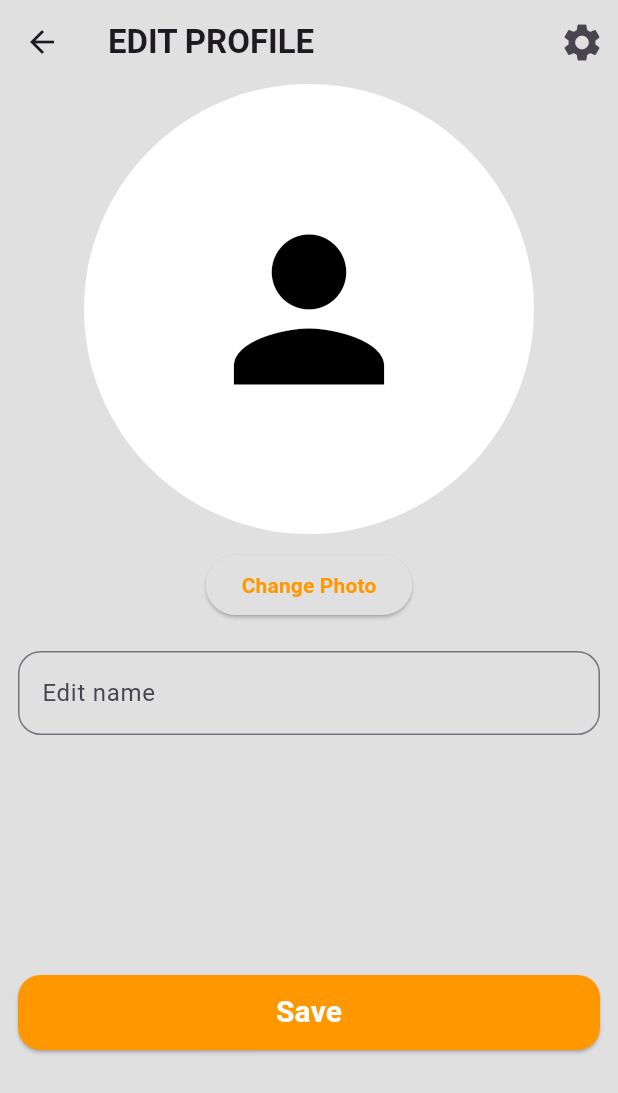
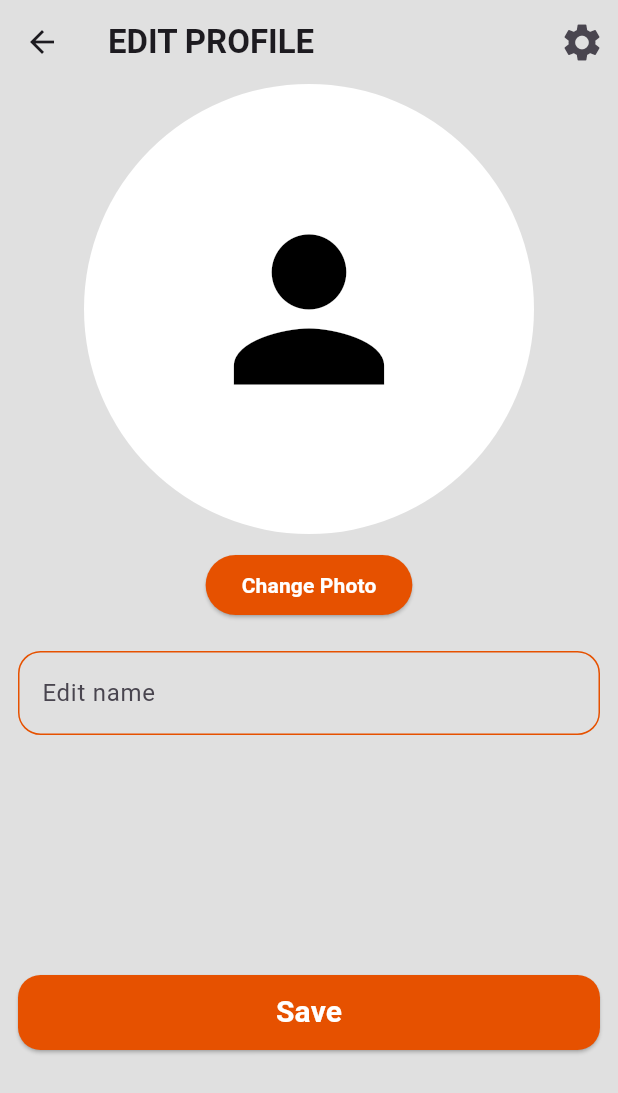
Before and after one commit to TechPyllars2024/AutoCareCarOwners, a Flutter app: the CarOwnerEditProfile screen opened directly with empty values, on a phone screen of 412 x 824 dp. Shown: the top 1093 px of the screen. Run offline on Flutter 3.47's test engine with Material 3 defaults, Android fonts, the phone set to English and light mode, and no system bars; our stand-ins replace cloud_firestore, curved_navigation_bar, firebase_auth, firebase_core, firebase_storage, flutter_animate and 4 more; missing offline and left inert: flutter_pannable_rating_bar; accounts and stored records are empty.

Commit message:
update: edit profile

```diff
--- a/lib/ProfileManagement/screens/car_owner_edit_profile.dart
+++ b/lib/ProfileManagement/screens/car_owner_edit_profile.dart
@@ -114,22 +114,34 @@ class _CarOwnerEditProfileState extends State<CarOwnerEditProfile> {
                   ElevatedButton(
                     style: ButtonStyle(
                       backgroundColor:
-                          WidgetStateProperty.all(Colors.grey.shade300),
+                          WidgetStateProperty.all(Colors.orange.shade900),
                     ),
                     onPressed: () => _pickImage(ImageSource.gallery),
                     child: const Text('Change Photo',
                         style: TextStyle(
-                            color: Colors.orange, fontWeight: FontWeight.bold)),
+                            color: Colors.white, fontWeight: FontWeight.bold)),
                   ),
                   Padding(
                     padding: const EdgeInsets.only(left: 12.0, right: 12.0, bottom: 160, top: 20),
                     child: TextField(
                       controller: nameController,
-                      decoration: const InputDecoration(
+                      decoration: InputDecoration(
                         border: OutlineInputBorder(
-                          borderRadius: BorderRadius.all(Radius.circular(15)), // Set border radius to 15
+                          borderRadius: BorderRadius.all(Radius.circular(15)),
                           borderSide: BorderSide(
-                            color: Colors.grey, // Set border color to grey
+                            color: Colors.orange.shade900, // Default border color
+                          ),
+                        ),
+                        focusedBorder: OutlineInputBorder(
+                          borderRadius: BorderRadius.all(Radius.circular(15)),
+                          borderSide: BorderSide(
+                            color: Colors.orange.shade900, // Border color when focused
+                          ),
+                        ),
+                        enabledBorder: OutlineInputBorder(
+                          borderRadius: BorderRadius.all(Radius.circular(15)),
+                          borderSide: BorderSide(
+                            color: Colors.orange.shade900, // Border color when enabled
                           ),
                         ),
                         hintText: 'Edit name',
@@ -144,7 +156,7 @@ class _CarOwnerEditProfileState extends State<CarOwnerEditProfile> {
                         shape: RoundedRectangleBorder(
                             borderRadius: BorderRadius.circular(15)),
                         minimumSize: const Size(400, 50),
-                        backgroundColor: Colors.orange,
+                        backgroundColor: Colors.orange.shade900,
                       ),
                       onPressed: _saveProfile,
                       child: const Text(
```
